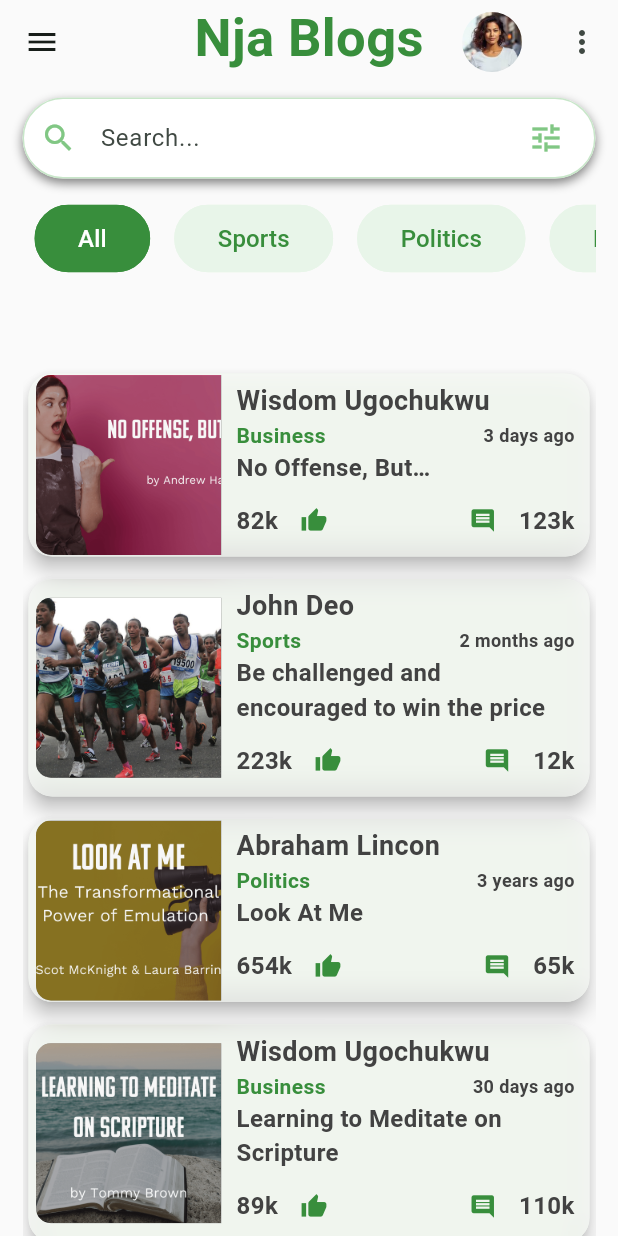
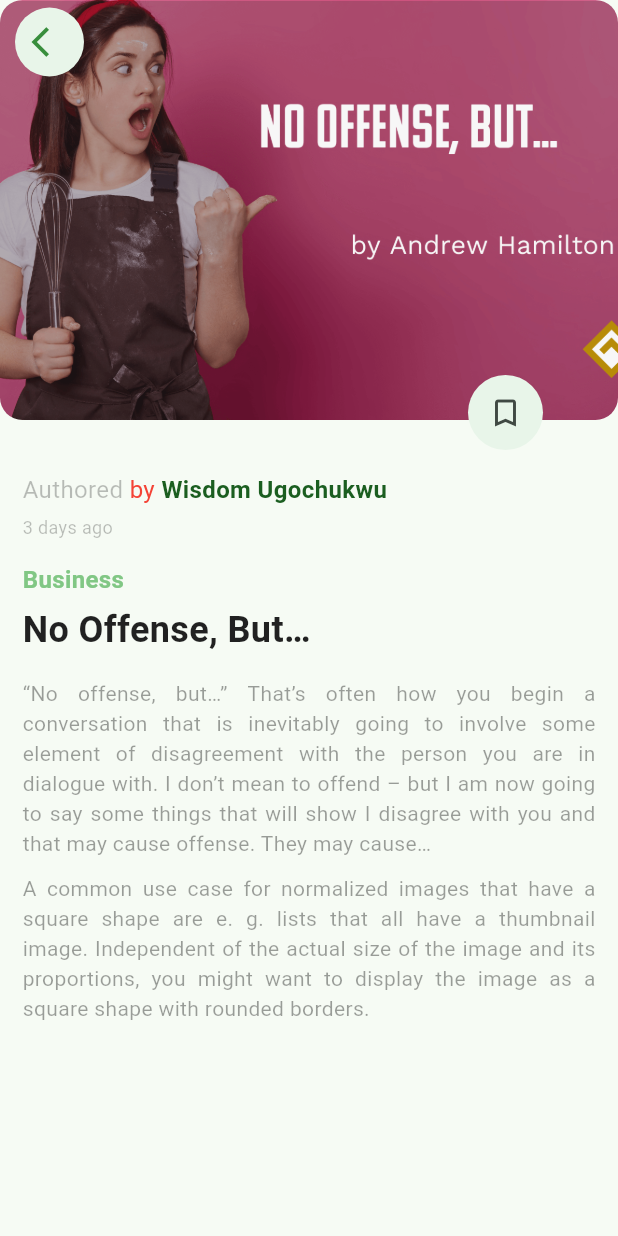
Before and after one commit to wisdomscode/njablog, a Flutter app: the screen it shows after launch, after a tap on "Wisdom Ugochukwu", on a phone screen of 412 x 824 dp. Run offline on Flutter 3.47's test engine with Material 3 defaults, Android fonts, the light colour scheme and no system bars; network calls fail.

Commit message:
New update

```diff
--- a/lib/screens/home_screen.dart
+++ b/lib/screens/home_screen.dart
@@ -1,7 +1,11 @@
+import 'dart:convert';
+
 import 'package:flutter/material.dart';
 import 'package:njablog2/models/dommy_post.dart';
+import 'package:njablog2/screens/post_detail_screen.dart';
 import 'package:njablog2/widgets/blog_card_widget.dart';
 import 'package:njablog2/widgets/text_widget.dart';
+import 'package:http/http.dart' as http;
 
 class HomeScreen extends StatefulWidget {
   const HomeScreen({super.key});
@@ -39,10 +43,42 @@ class _HomeScreenState extends State<HomeScreen> {
 
   late String selectedCategory;
 
+  Future<List> fetchBlogPost() async {
+    List allBlogPosts = [];
+
+    // var url = "http://localhost:8000/blogposts/";
+    var url = "https://jsonplaceholder.typicode.com/posts";
+    var response = await http.get(
+      Uri.parse(url),
+      // headers: {
+      //   "Access-Control-Allow-Origin": "*",
+      //   'Content-Type': 'application/json',
+      //   'Accept': '*/*',
+      // },
+    );
+
+    if (response.statusCode == 200) {
+      var resBody = jsonDecode(response.body);
+      // print(resBody);
+
+      setState(() {
+        allBlogPosts = resBody;
+      });
+    } else {
+      throw Exception('Failed to load posts');
+    }
+    print('############### 200 #################');
+
+    print(allBlogPosts);
+    return allBlogPosts;
+  }
+
   @override
   void initState() {
     super.initState();
     selectedCategory = categories[0];
+
+    fetchBlogPost();
   }
 
   @override
@@ -204,11 +240,11 @@ class _HomeScreenState extends State<HomeScreen> {
 
                     return GestureDetector(
                       onTap: () {
-                        // Navigator.of(context).push(
-                        //   MaterialPageRoute(
-                        //     builder: (context) => PostDetailPage(post: post),
-                        //   ),
-                        // );
+                        Navigator.of(context).push(
+                          MaterialPageRoute(
+                            builder: (context) => PostDetailScreen(postData: post),
+                          ),
+                        );
                       },
                       child: BlogCardWidget(
                         author: post['author'],
@@ -223,7 +259,47 @@ class _HomeScreenState extends State<HomeScreen> {
                     );
                   },
                 ),
-              )
+              ),
+
+              // FutureBuilder(
+              //   future: fetchBlogPost(),
+              //   builder: (context, snapshot) {
+              //     if (snapshot.connectionState == ConnectionState.waiting) {
+              //       return const CircularProgressIndicator();
+              //     } else if (snapshot.hasData) {
+              //       return Expanded(
+              //         child: ListView.builder(
+              //           itemCount: snapshot.data!.length,
+              //           itemBuilder: (context, index) {
+              //             final post = snapshot.data![index];
+
+              //             return GestureDetector(
+              //               onTap: () {
+              //                 // Navigator.of(context).push(
+              //                 //   MaterialPageRoute(
+              //                 //     builder: (context) => PostDetailPage(post: post),
+              //                 //   ),
+              //                 // );
+              //               },
+              //               child: BlogCardWidget(
+              //                 author: "post['author']",
+              //                 image: "post['image']",
+              //                 title: post['title'],
+              //                 dateCreated: "post['dateCreated']",
+              //                 likes: 2,
+              //                 comments: 3,
+              //                 category: "Sports",
+              //                 color: Colors.green.shade600,
+              //               ),
+              //             );
+              //           },
+              //         ),
+              //       );
+              //     } else {
+              //       return const Text("No data available");
+              //     }
+              //   },
+              // ),
             ],
           ),
         ),
--- /dev/null
+++ b/lib/screens/post_detail_screen.dart
@@ -0,0 +1,132 @@
+import 'package:flutter/material.dart';
+
+class PostDetailScreen extends StatelessWidget {
+  const PostDetailScreen({super.key, required this.postData});
+
+  final postData;
+
+  @override
+  Widget build(BuildContext context) {
+    return Scaffold(
+      extendBodyBehindAppBar: true,
+      appBar: AppBar(
+        backgroundColor: Colors.transparent,
+        elevation: 0,
+        leading: Padding(
+          padding: const EdgeInsets.only(left: 10.0),
+          child: Container(
+            width: 30,
+            height: 30,
+            decoration: BoxDecoration(
+              color: Colors.green.shade50,
+              shape: BoxShape.circle,
+            ),
+            child: IconButton(
+              onPressed: () {
+                Navigator.pop(context);
+              },
+              icon: Icon(
+                Icons.arrow_back_ios,
+                color: Colors.green.shade700,
+              ),
+              padding: EdgeInsets.zero,
+            ),
+          ),
+        ),
+        // iconTheme: IconThemeData(color: Colors.green.shade700),
+      ),
+      body: SingleChildScrollView(
+        child: Column(
+          children: [
+            Stack(
+              children: [
+                Container(
+                  height: 300,
+                  padding: const EdgeInsets.only(bottom: 20),
+                  decoration: BoxDecoration(
+                    borderRadius: BorderRadius.circular(15),
+                  ),
+                  child: ClipRRect(
+                    borderRadius: BorderRadius.circular(15),
+                    child: Image.asset(
+                      postData["image"],
+                      fit: BoxFit.cover,
+                    ),
+                  ),
+                ),
+                Positioned(
+                  bottom: 0,
+                  right: 50,
+                  child: Container(
+                    width: 50,
+                    height: 50,
+                    decoration: BoxDecoration(
+                      shape: BoxShape.circle,
+                      color: Colors.green.shade50,
+                    ),
+                    child: IconButton(
+                      onPressed: () {},
+                      icon: Icon(Icons.bookmark_outline),
+                    ),
+                  ),
+                ),
+              ],
+            ),
+            Padding(
+              padding: const EdgeInsets.all(15.0),
+              child: Column(
+                crossAxisAlignment: CrossAxisAlignment.start,
+                children: [
+                  Text.rich(
+                    TextSpan(
+                      text: 'Authored ',
+                      style: const TextStyle(color: Colors.black26, fontSize: 16),
+                      children: [
+                        TextSpan(text: 'by ', style: const TextStyle(color: Colors.red)),
+                        TextSpan(
+                          text: postData["author"],
+                          style: TextStyle(
+                            color: Colors.green.shade900,
+                            fontSize: 16,
+                            fontWeight: FontWeight.bold,
+                          ),
+                        ),
+                      ],
+                    ),
+                  ),
+                  const SizedBox(height: 5),
+                  Text(
+                    postData["dateCreated"],
+                    style: const TextStyle(color: Colors.black26, fontSize: 12),
+                  ),
+                  const SizedBox(height: 15),
+                  Text(
+                    postData["category"],
+                    style: TextStyle(color: Colors.green.shade300, fontSize: 16, fontWeight: FontWeight.bold),
+                  ),
+                  const SizedBox(height: 5),
+                  Text(
+                    postData["title"],
+                    style: const TextStyle(color: Colors.black87, fontSize: 24, fontWeight: FontWeight.bold),
+                  ),
+                  const SizedBox(height: 15),
+                  Text(
+                    postData["description"],
+                    style: const TextStyle(color: Colors.black38, fontSize: 14),
+                    textAlign: TextAlign.justify,
+                  ),
+                  const SizedBox(height: 10),
+                  const Text(
+                    'A common use case for normalized images that have a square shape are e. g. lists that all have a thumbnail image. Independent of the actual size of the image and its proportions, you might want to display the image as a square shape with rounded borders.',
+                    style: TextStyle(color: Colors.black38, fontSize: 14),
+                    textAlign: TextAlign.justify,
+                  ),
+                ],
+              ),
+            ),
+          ],
+        ),
+      ),
+    );
+  }
+}
--- a/pubspec.yaml
+++ b/pubspec.yaml
@@ -30,6 +30,8 @@ environment:
 dependencies:
   flutter:
     sdk: flutter
+  http: ^1.1.0
+
 
 
   # The following adds the Cupertino Icons font to your application.
```
Also changed, not shown: pubspec.lock.
